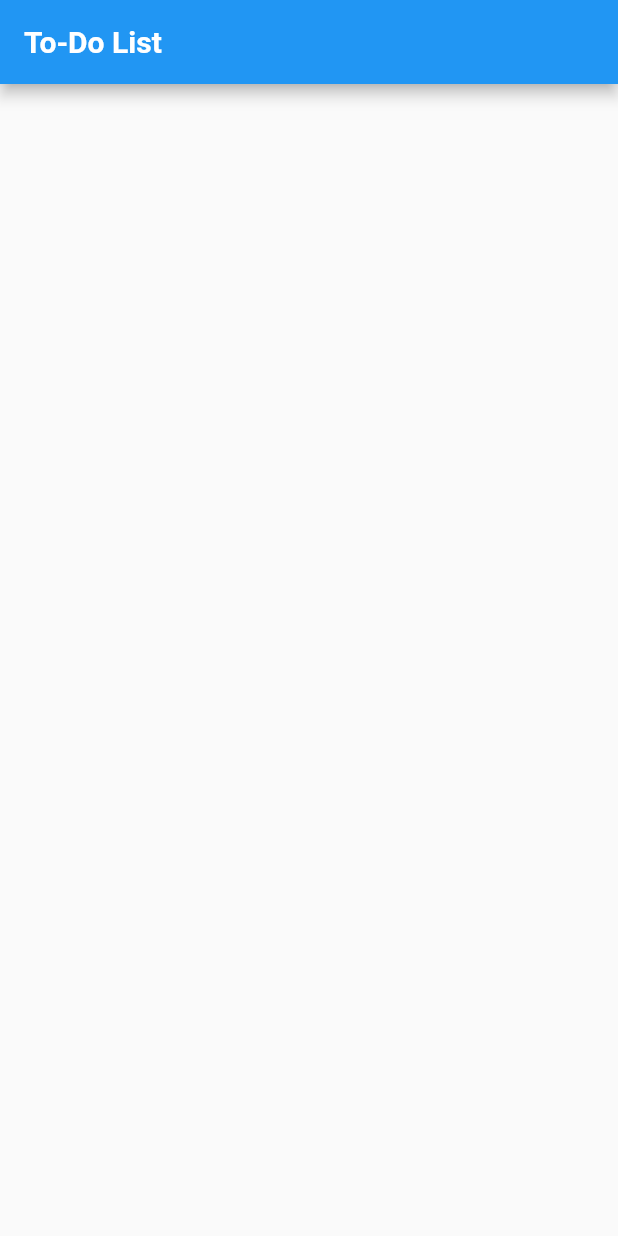
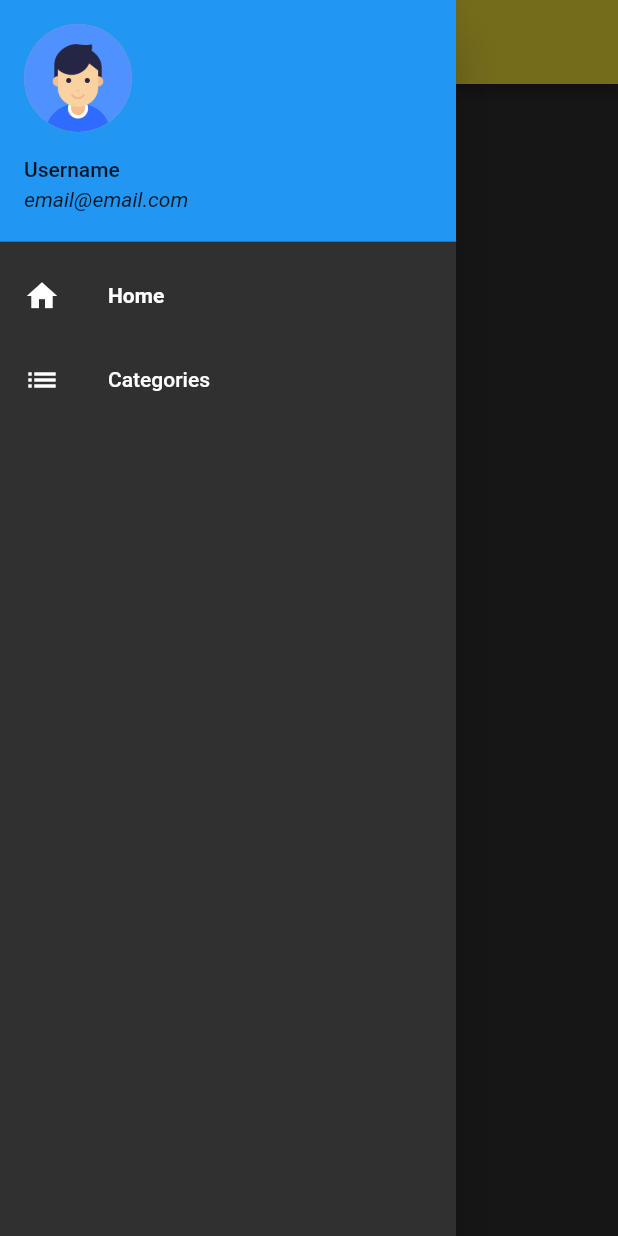
Before and after one commit to agambajwa/ToDoList-App, a Flutter app: the screen it shows after launch, with the side drawer open (before the commit the screen has no drawer), on a phone screen of 412 x 824 dp. Run offline on Flutter 3.47's test engine with Material 2 defaults, Android fonts, the phone set to English and light mode, and no system bars.

Commit message:
Added UI

```diff
--- /dev/null
+++ b/to_do_list_app/lib/helpers/drawer_navigation.dart
@@ -0,0 +1,54 @@
+import 'package:flutter/material.dart';
+import 'package:todolistapp/screens/categories_screen.dart';
+import 'package:todolistapp/screens/home_screen.dart';
+
+class DrawerNavigation extends StatefulWidget {
+  @override
+  _DrawerNavigationState createState() => _DrawerNavigationState();
+}
+
+class _DrawerNavigationState extends State<DrawerNavigation> {
+  @override
+  Widget build(BuildContext context) {
+    return Container(
+      child: Drawer(
+        child: ListView(
+          padding: EdgeInsets.zero,
+          children: <Widget>[
+            UserAccountsDrawerHeader(
+              accountName: Text('Username'),
+              accountEmail: Text(
+                'email@email.com',
+                style: TextStyle(
+                  fontStyle: FontStyle.italic,
+                ),
+              ),
+              currentAccountPicture: CircleAvatar(
+                backgroundImage: ExactAssetImage("assets/images/user.png"),
+              ),
+            ),
+            ListTile(
+              leading: Icon(Icons.home),
+              title: Text(
+                "Home",
+                style: TextStyle(
+                  fontWeight: FontWeight.bold,
+                ),
+              ),
+              onTap: (){
+                Navigator.of(context).push(MaterialPageRoute(builder: (BuildContext context) => HomeScreen()));
+              },
+            ),
+            ListTile(
+              leading: Icon(Icons.list),
+              title: Text("Categories"),
+              onTap: (){
+                Navigator.of(context).push(MaterialPageRoute(builder: (BuildContext context) => CategoriesScreen()));
+              },
+            ),
+          ],
+        ),
+      ),
+    );
+  }
+}
--- a/to_do_list_app/lib/screens/home_screen.dart
+++ b/to_do_list_app/lib/screens/home_screen.dart
@@ -1,4 +1,5 @@
 import 'package:flutter/material.dart';
+import 'package:todolistapp/helpers/drawer_navigation.dart';
 
 class HomeScreen extends StatefulWidget {
   @override
@@ -17,6 +18,7 @@ class _HomeScreenState extends State<HomeScreen> {
             ),
         ),
       ),
+      drawer: DrawerNavigation(),
     );
   }
 }
--- a/to_do_list_app/lib/src/app.dart
+++ b/to_do_list_app/lib/src/app.dart
@@ -7,6 +7,11 @@ class App extends StatelessWidget {
   Widget build(BuildContext context) {
     return MaterialApp(
       debugShowCheckedModeBanner: false,
+      theme: ThemeData(
+        brightness: Brightness.dark,
+        primaryColor: Colors.yellow,
+        accentColor: Colors.yellowAccent
+      ),
       home: HomeScreen(),
     );
   }
--- a/to_do_list_app/pubspec.yaml
+++ b/to_do_list_app/pubspec.yaml
@@ -45,8 +45,8 @@ flutter:
   uses-material-design: true
 
   # To add assets to your application, add an assets section, like this:
-  # assets:
-  #   - images/a_dot_burr.jpeg
+  assets:
+     - assets/images/user.png
   #   - images/a_dot_ham.jpeg
 
   # An image asset can refer to one or more resolution-specific "variants", see
```
Also changed, not shown: to_do_list_app/lib/screens/categories_screen.dart (added, +82 -0 lines), to_do_list_app/assets/images/user.png (added).
